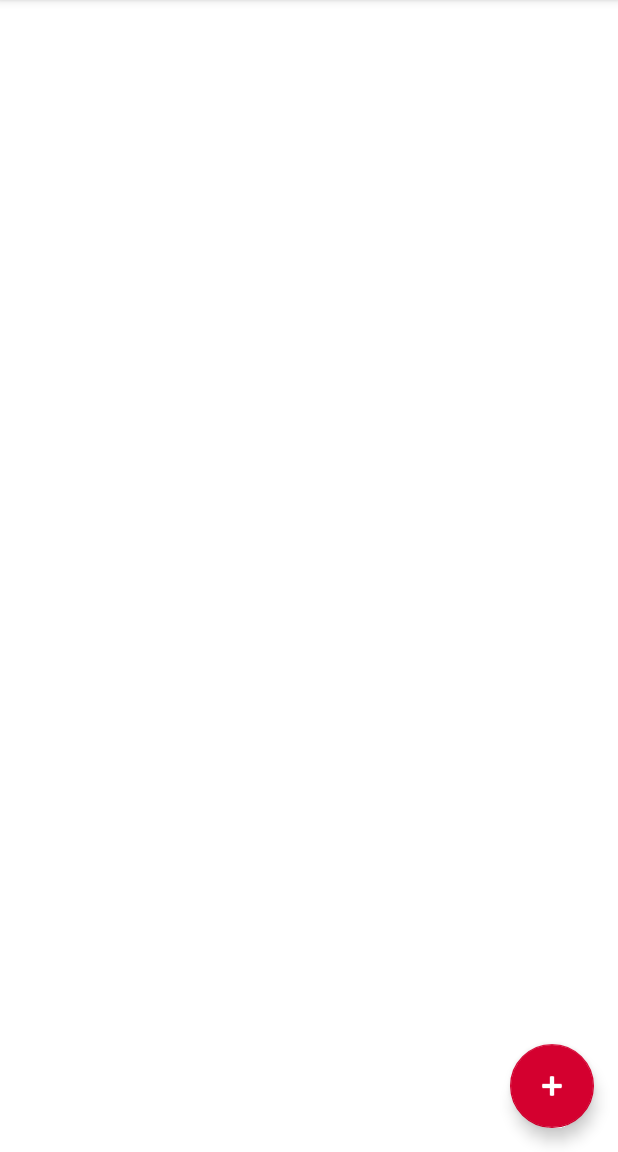
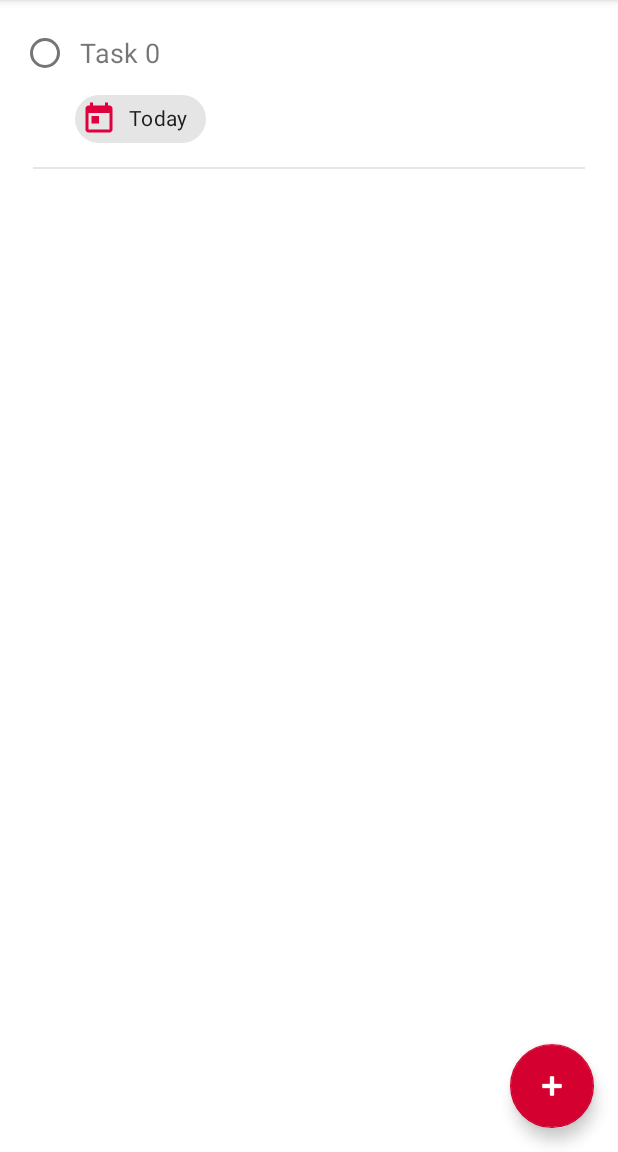
Before and after one commit to YeshayahuBennun/Todoister, an Android app: the screen it shows after launch (MainActivity), after a tap on an icon or button, on a phone screen of 412 x 824 dp, the part 84-1236 px from its top. Run offline under Robolectric (Android 15) with nearby library versions, the phone set to English and light mode, and no system bars; our stand-ins replace Room's generated code.

Commit message:
commit#8 - Todoister App - Setup RecyclerView and Show Tasks on Screen

```diff
--- a/app/src/main/java/com/bawp/todoister/MainActivity.java
+++ b/app/src/main/java/com/bawp/todoister/MainActivity.java
@@ -2,30 +2,30 @@ package com.bawp.todoister;
 
 import android.os.Bundle;
 
+import com.bawp.todoister.adapter.RecyclerViewAdapter;
 import com.bawp.todoister.model.Priority;
 import com.bawp.todoister.model.Task;
 import com.bawp.todoister.model.TaskViewModel;
 import com.google.android.material.floatingactionbutton.FloatingActionButton;
-import com.google.android.material.snackbar.Snackbar;
 
 import androidx.appcompat.app.AppCompatActivity;
 import androidx.appcompat.widget.Toolbar;
-import androidx.lifecycle.Observer;
 import androidx.lifecycle.ViewModelProvider;
-
-import android.util.Log;
-import android.view.View;
+import androidx.recyclerview.widget.LinearLayoutManager;
+import androidx.recyclerview.widget.RecyclerView;
 
 import android.view.Menu;
 import android.view.MenuItem;
 
 import java.util.Calendar;
-import java.util.List;
 
 public class MainActivity extends AppCompatActivity {
 
     private static final String TAG = "ITEM";
     private TaskViewModel taskViewModel;
+    private RecyclerView recyclerView;
+    private RecyclerViewAdapter recycleViewAdapter;
+    private int counter;
 
     @Override
     protected void onCreate(Bundle savedInstanceState) {
@@ -33,20 +33,24 @@ public class MainActivity extends AppCompatActivity {
         setContentView(R.layout.activity_main);
         Toolbar toolbar = findViewById(R.id.toolbar);
         setSupportActionBar(toolbar);
+        counter = 0;
+
+        recyclerView = findViewById(R.id.recycler_view);
+        recyclerView.setHasFixedSize(true);
+        recyclerView.setLayoutManager(new LinearLayoutManager(this));
 
         taskViewModel = new ViewModelProvider.AndroidViewModelFactory(
                 MainActivity.this.getApplication())
                 .create(TaskViewModel.class);
 
         taskViewModel.getAllTasks().observe(this, tasks -> {
-            for (Task task : tasks) {
-                Log.d(TAG, "onCreate: " + task.getTaskId());
-            }
+            recycleViewAdapter = new RecyclerViewAdapter(tasks);
+            recyclerView.setAdapter(recycleViewAdapter);
         });
 
         FloatingActionButton fab = findViewById(R.id.fab);
         fab.setOnClickListener(view -> {
-            Task task = new Task("Todo", Priority.HIGH, Calendar.getInstance().getTime(), Calendar.getInstance().getTime(), false);
+            Task task = new Task("Task " + counter++, Priority.MEDIUM, Calendar.getInstance().getTime(), Calendar.getInstance().getTime(), false);
             TaskViewModel.insert(task);
         });
     }
--- /dev/null
+++ b/app/src/main/java/com/bawp/todoister/adapter/RecyclerViewAdapter.java
@@ -0,0 +1,60 @@
+package com.bawp.todoister.adapter;
+
+import android.view.LayoutInflater;
+import android.view.View;
+import android.view.ViewGroup;
+
+import androidx.annotation.NonNull;
+import androidx.appcompat.widget.AppCompatRadioButton;
+import androidx.appcompat.widget.AppCompatTextView;
+import androidx.recyclerview.widget.RecyclerView;
+
+import com.bawp.todoister.R;
+import com.bawp.todoister.model.Task;
+import com.google.android.material.chip.Chip;
+
+import java.util.List;
+
+public class RecyclerViewAdapter extends RecyclerView.Adapter<RecyclerViewAdapter.ViewHolder> {
+    private final List<Task> taskList;
+
+    public RecyclerViewAdapter(List<Task> taskList) {
+        this.taskList = taskList;
+    }
+
+
+    @NonNull
+    @Override
+    public ViewHolder onCreateViewHolder(@NonNull ViewGroup parent, int viewType) {
+        View view = LayoutInflater.from(parent.getContext())
+                .inflate(R.layout.todo_row, parent, false);
+
+        return new ViewHolder(view);
+    }
+
+    @Override
+    public void onBindViewHolder(@NonNull ViewHolder holder, int position) {
+        Task task = taskList.get(position);
+
+        holder.task.setText(task.getTask());
+
+    }
+
+    @Override
+    public int getItemCount() {
+        return taskList.size();
+    }
+
+    public class ViewHolder extends RecyclerView.ViewHolder {
+        public AppCompatRadioButton radioButton;
+        public AppCompatTextView task;
+        public Chip todayChip;
+
+        public ViewHolder(@NonNull View itemView) {
+            super(itemView);
+            radioButton = itemView.findViewById(R.id.todo_radio_button);
+            task = itemView.findViewById(R.id.todo_row_todo);
+            todayChip = itemView.findViewById(R.id.today_chip);
+        }
+    }
+}
```
